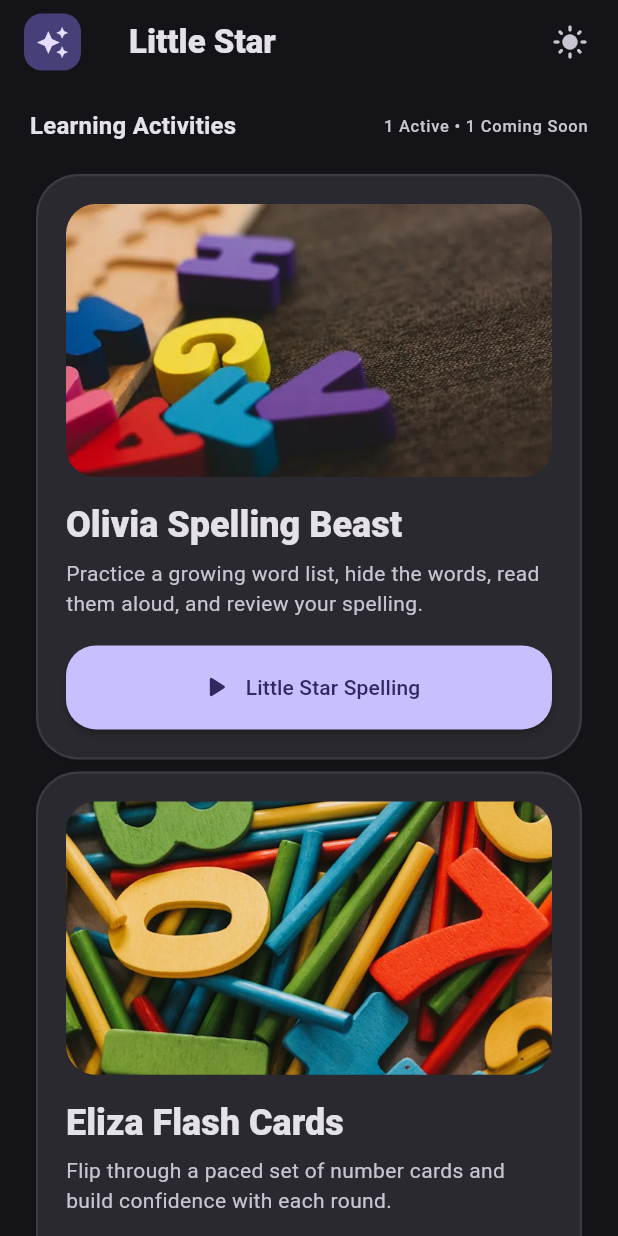
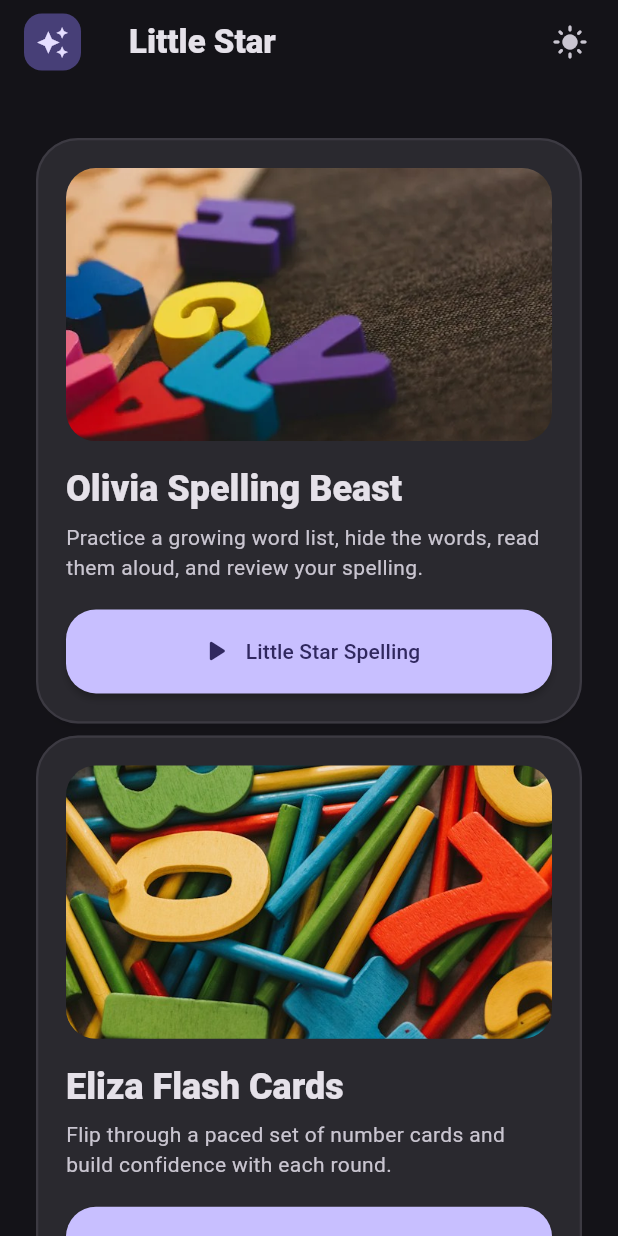
Before and after one commit to mcdona22/match-kids, a Flutter app: the screen it shows after launch, on a phone screen of 412 x 824 dp. Run offline on Flutter 3.47's test engine with Material 3 defaults, Android fonts, the phone set to English and light mode, and no system bars; our stand-ins replace confetti, flutter_hooks, flutter_tts, freezed_annotation, go_router, hooks_riverpod and 3 more; missing offline and left inert: flutter_loggy; generated files the repository leaves out were written again.

Commit message:
simplified the home screen

```diff
--- a/lib/features/home/home_screen.dart
+++ b/lib/features/home/home_screen.dart
@@ -82,24 +82,24 @@ class HomeScreen extends HookConsumerWidget {
             child: ListView(
               padding: const EdgeInsets.symmetric(horizontal: 20, vertical: 16),
               children: [
-                Row(
-                  children: [
-                    Text(
-                      'Learning Activities',
-                      style: textTheme.titleMedium?.copyWith(
-                        fontWeight: FontWeight.bold,
-                        color: colorScheme.onSurface,
-                      ),
-                    ),
-                    const Spacer(),
-                    Text(
-                      '1 Active • 1 Coming Soon',
-                      style: textTheme.labelSmall?.copyWith(
-                        color: colorScheme.onSurfaceVariant,
-                      ),
-                    ),
-                  ],
-                ),
+                //   Row(
+                //     children: [
+                //       Text(
+                //         'Learning Activities',
+                //         style: textTheme.titleMedium?.copyWith(
+                //           fontWeight: FontWeight.bold,
+                //           color: colorScheme.onSurface,
+                //         ),
+                //       ),
+                //       const Spacer(),
+                //       Text(
+                //         '1 Active • 1 Coming Soon',
+                //         style: textTheme.labelSmall?.copyWith(
+                //           color: colorScheme.onSurfaceVariant,
+                //         ),
+                //       ),
+                //     ],
+                //   ),
                 const SizedBox(height: UiDimensions.lg),
                 ...activityCards,
                 const SizedBox(height: UiDimensions.xxxl),
```
